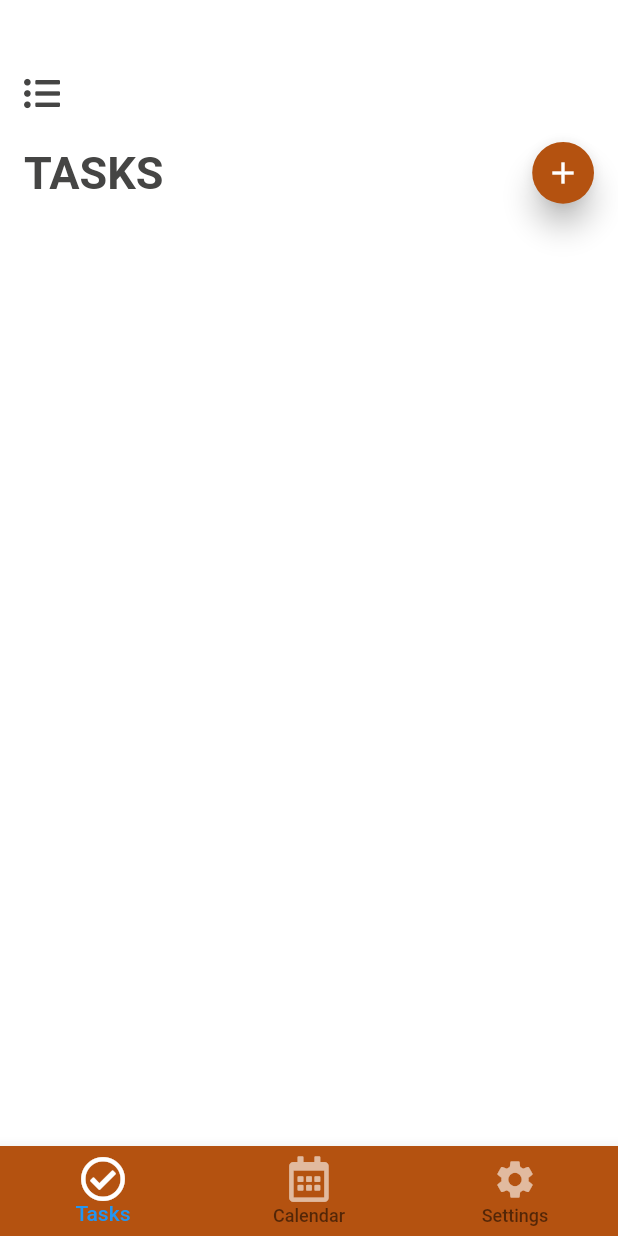
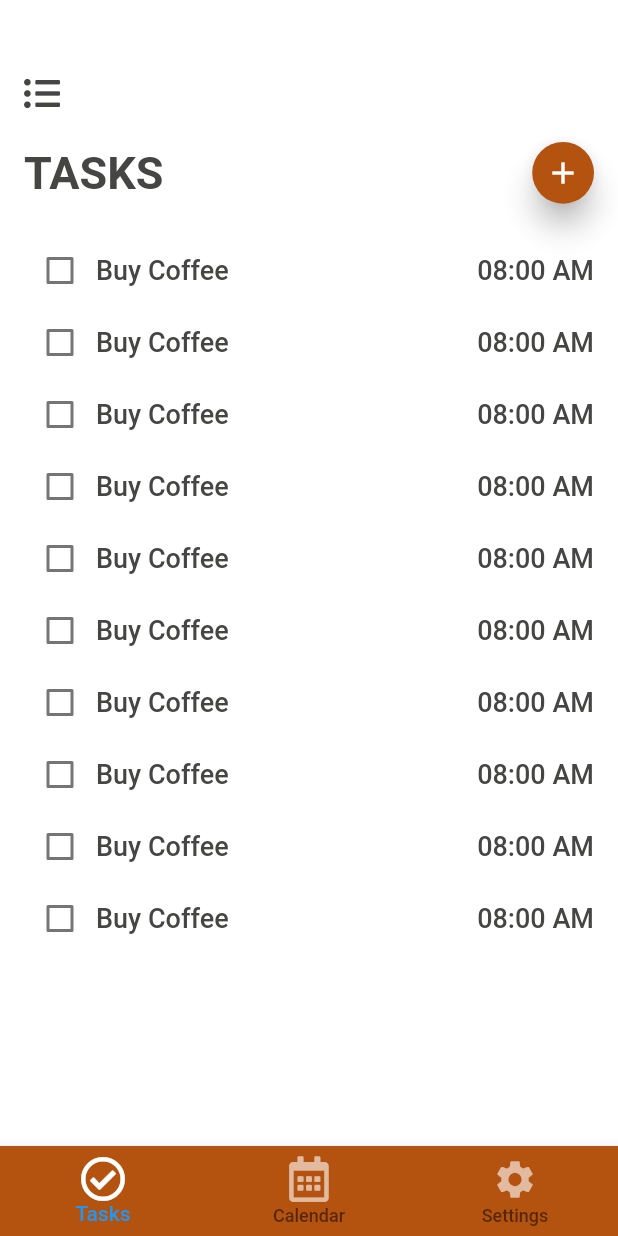
Before and after one commit to boriskamtou/flutter_sqlite, a Flutter app: the screen it shows after launch, on a phone screen of 412 x 824 dp. Run offline on Flutter 3.47's test engine with Material 2 defaults, Android fonts, the phone set to English and light mode, and no system bars; our stand-ins replace font_awesome_flutter.

```diff
--- a/lib/home_screen/home_screen.dart
+++ b/lib/home_screen/home_screen.dart
@@ -2,7 +2,13 @@ import 'package:flutter/material.dart';
 
 import 'package:font_awesome_flutter/font_awesome_flutter.dart';
 
-class Home extends StatelessWidget {
+class Home extends StatefulWidget {
+  @override
+  _HomeState createState() => _HomeState();
+}
+
+class _HomeState extends State<Home> {
+  var checkBoxValue = false;
   @override
   Widget build(BuildContext context) {
     var height = MediaQuery.of(context).size.height;
@@ -31,23 +37,55 @@ class Home extends StatelessWidget {
                   Container(
                     height: height * .1,
                     width: width * .1,
-
                     child: FloatingActionButton(
                       elevation: 8,
                       child: Icon(Icons.add),
-                      onPressed: (){
-
+                      onPressed: () {
+                        print("Click on add button");
                       },
                     ),
-                  )
+                  ),
                 ],
               ),
+              Expanded(
+                child: ListView.builder(
+                  itemCount: 10,
+                  itemBuilder: (_, index) {
+                    return GestureDetector(
+                      onTap: () {
+                        setState(() {
+                          checkBoxValue = !checkBoxValue;
+                        });
+                      },
+                      child: Row(
+                        mainAxisAlignment: MainAxisAlignment.spaceBetween,
+                        children: <Widget>[
+                          Row(
+                            children: <Widget>[
+                              Checkbox(
+                                activeColor: Theme.of(context).primaryColor,
+                                value: checkBoxValue,
+                                onChanged: (value) {
+                                  value = checkBoxValue;
+                                },
+                              ),
+                              Text('Buy Coffee'),
+                            ],
+                          ),
+                          Text('08:00 AM')
+                        ],
+                      ),
+                    );
+                  },
+                ),
+              )
             ],
           ),
         ),
       ),
       bottomNavigationBar: BottomNavigationBar(
         backgroundColor: Theme.of(context).primaryColor,
+        onTap: (value) {},
         items: [
           BottomNavigationBarItem(
             icon: Icon(
--- a/lib/main.dart
+++ b/lib/main.dart
@@ -26,8 +26,8 @@ class MyApp extends StatelessWidget {
             fontWeight: FontWeight.bold,
           ),
           body1: TextStyle(
-            fontSize: 20,
-            color: Color(0xFF7F7F7D),
+            fontSize: 18,
+            color: Color(0xFF454544),
           ),
         ),
         iconTheme: IconThemeData(
```
